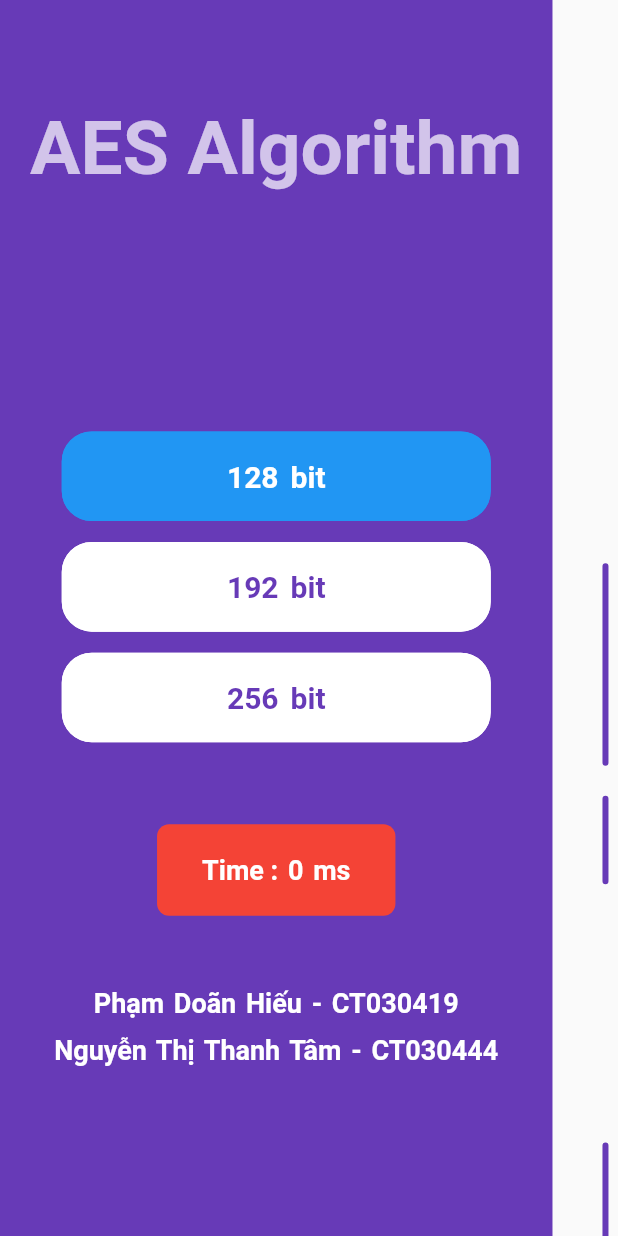
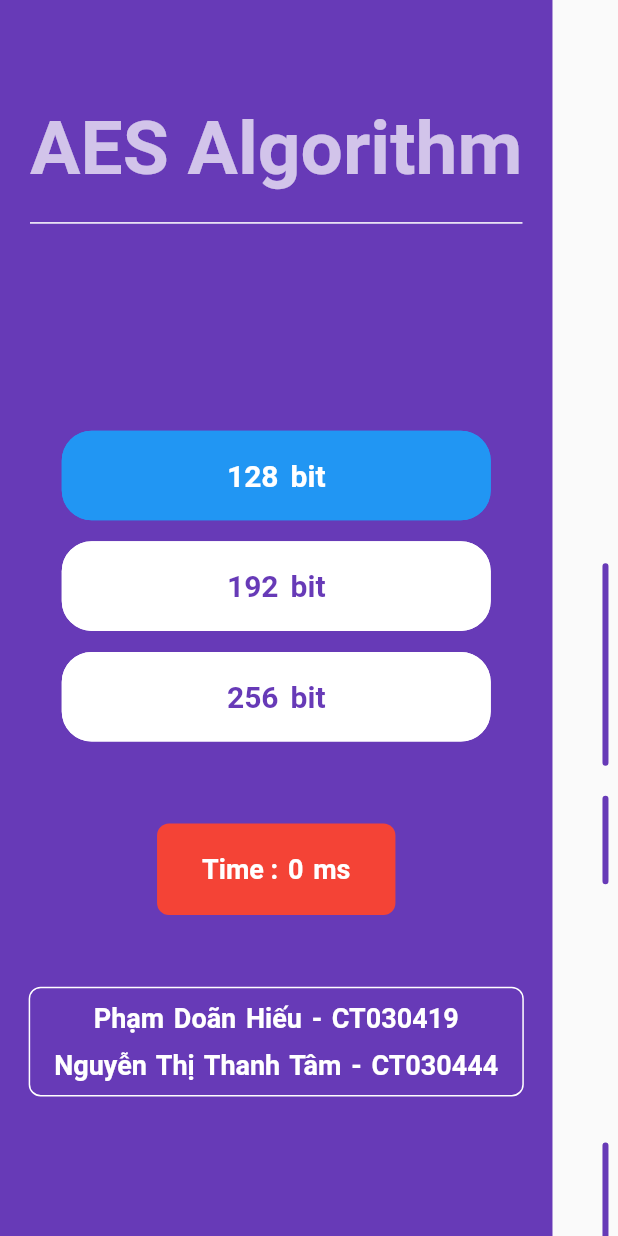
Before and after one commit to tamntt2710/AES_Algorithm, a Flutter app: the screen it shows after launch, on a phone screen of 412 x 824 dp. Run offline on Flutter 3.47's test engine with Material 2 defaults, Android fonts, the phone set to English and light mode, and no system bars; drawn by our look-alikes of custom_radio_grouped_button; our stand-ins replace convert, flutter_screenutil, fluttertoast, get, string_validator.

Commit message:
feat: add border info, add validate for encrypted texxt

```diff
--- a/lib/Views/home/home_view.dart
+++ b/lib/Views/home/home_view.dart
@@ -1,17 +1,17 @@
 import 'dart:ui';
+
+import 'package:aes_algorithm/Model/bit_enum.dart';
 import 'package:aes_algorithm/Views/home/widgets/decrypt/decrypt_view.dart';
 import 'package:aes_algorithm/Views/home/widgets/encrypt/encrypt_view.dart';
-import 'package:flutter/material.dart';
-import 'package:flutter/services.dart';
-import 'package:get/get.dart';
-import 'package:aes_algorithm/Model/bit_enum.dart';
 import 'package:aes_algorithm/common/constant.dart';
 import 'package:custom_radio_grouped_button/custom_radio_grouped_button.dart';
 import 'package:flutter/cupertino.dart';
+import 'package:flutter/material.dart';
 import 'package:flutter/painting.dart';
 import 'package:flutter/rendering.dart';
 import 'package:flutter/widgets.dart';
 import 'package:flutter_screenutil/flutter_screenutil.dart';
+import 'package:get/get.dart';
 
 import 'home_logic.dart';
 
@@ -103,29 +103,7 @@ class HomePage extends StatelessWidget {
                                   ),
                                 ),
                               ),
-                              Container(
-                                child: Text(
-                                  "Phạm Doãn Hiếu - CT030419",
-                                  style: TextStyle(
-                                      color: Colors.white,
-                                      fontWeight: FontWeight.bold,
-                                      fontSize: 18,
-                                      wordSpacing: 2),
-                                ),
-                              ),
-                              Padding(
-                                padding: const EdgeInsets.only(top: 10.0),
-                                child: Container(
-                                  child: Text(
-                                    "Nguyễn Thị Thanh Tâm - CT030444",
-                                    style: TextStyle(
-                                        color: Colors.white,
-                                        fontWeight: FontWeight.bold,
-                                        fontSize: 18,
-                                        wordSpacing: 2),
-                                  ),
-                                ),
-                              )
+                              _buildInfo()
                             ],
                           ),
                         ),
@@ -144,18 +122,57 @@ class HomePage extends StatelessWidget {
     );
   }
 
+  Widget _buildInfo() {
+    return Container(
+      padding: EdgeInsets.symmetric(vertical: 8.h, horizontal: 16),
+      decoration: BoxDecoration(
+          borderRadius: BorderRadius.circular(8),
+          border: Border.all(color: Colors.white)),
+      child: Column(
+        mainAxisSize: MainAxisSize.min,
+        children: [
+          Text(
+            "Phạm Doãn Hiếu - CT030419",
+            style: TextStyle(
+                color: Colors.white,
+                fontWeight: FontWeight.bold,
+                fontSize: 18,
+                wordSpacing: 2),
+          ),
+          Padding(
+            padding: const EdgeInsets.only(top: 10.0),
+            child: Text(
+              "Nguyễn Thị Thanh Tâm - CT030444",
+              style: TextStyle(
+                  color: Colors.white,
+                  fontWeight: FontWeight.bold,
+                  fontSize: 18,
+                  wordSpacing: 2),
+            ),
+          ),
+        ],
+      ),
+    );
+  }
+
   Container _buildAppBar() {
     return Container(
       margin: EdgeInsets.only(top: 50),
+      padding: EdgeInsets.only(bottom: 16.h),
       decoration: const BoxDecoration(
-        color: kPrimaryColor,
-      ),
-      child: const Center(
-        child: Text(
-          "AES Algorithm",
-          style: TextStyle(
-              color: Colors.white70, fontWeight: FontWeight.bold, fontSize: 50),
-        ),
+          color: kPrimaryColor,
+          border: Border(bottom: BorderSide(color: Colors.white))),
+      child: Row(
+        mainAxisAlignment: MainAxisAlignment.center,
+        children: const [
+          Text(
+            "AES Algorithm",
+            style: TextStyle(
+                color: Colors.white70,
+                fontWeight: FontWeight.bold,
+                fontSize: 50),
+          ),
+        ],
       ),
     );
   }
--- a/lib/Views/home/widgets/decrypt/decrypt_view.dart
+++ b/lib/Views/home/widgets/decrypt/decrypt_view.dart
@@ -97,7 +97,8 @@ class DecryptPage extends StatelessWidget {
       keyboardType: TextInputType.multiline,
       maxLines: 5,
       validator: (val) {
-        Validate.validateEncryptedText(val, controller.encryptEncodeType.value);
+        return Validate.validateEncryptedText(
+            val, controller.encryptEncodeType.value);
       },
       controller: controller.encryptedTextEditingController,
       style: const TextStyle(color: kPrimaryColor),
--- a/lib/common/validate_util.dart
+++ b/lib/common/validate_util.dart
@@ -5,14 +5,11 @@ import 'package:string_validator/string_validator.dart';
 class Validate {
   static String? validateEncryptedText(String? value, EncodeType type) {
     if (type == EncodeType.base64) {
-      print('isBase64(value!)= ${isBase64(value!)}');
-      if (isBase64(value!)) {
+      if (!isBase64(value ?? '')) {
         return 'Input Format base64 không hợp lệ';
       }
     } else if (type == EncodeType.hex) {
-      print('isHexadecimal(value= ${isHexadecimal(value!)}');
-
-      if (!isHexadecimal(value)) {
+      if (!isHexadecimal(value ?? '')) {
         return 'Input Format hex không hợp lệ';
       }
     }
```
